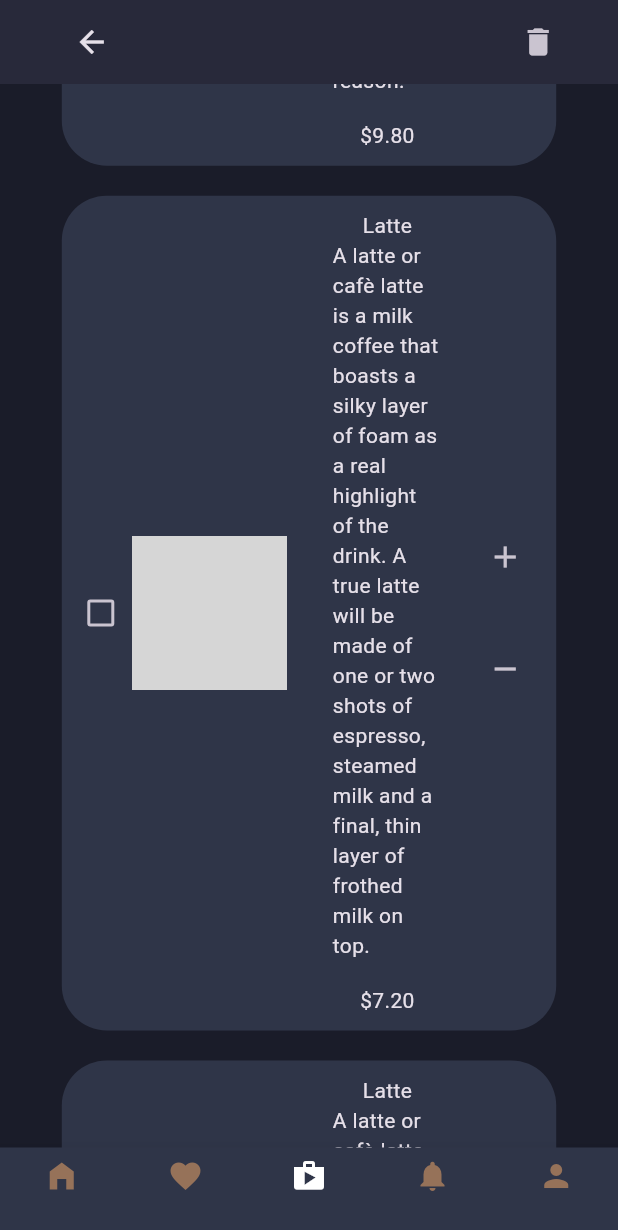
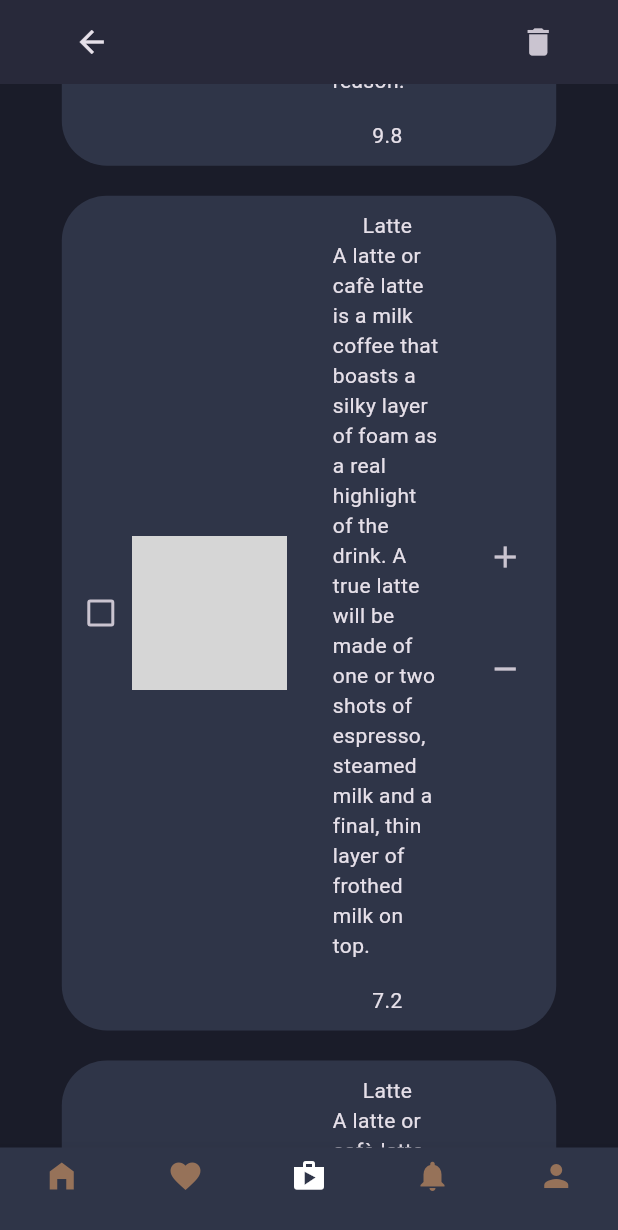
Before and after one commit to CSI-Trainee-2024/Task_5_Sparsh, a Flutter app: the Landing screen opened directly, item 3 of the bottom bar chosen, scrolled down 2304 dp, on a phone screen of 412 x 824 dp. Shown: the top 1230 px of the screen. Run offline on Flutter 3.47's test engine with Material 3 defaults, Android fonts, the phone set to English and light mode, and no system bars; our stand-ins replace google_fonts; network calls fail; grey boxes are pictures that could not be loaded.

Commit message:
Price according to quantity added and details page ui completed

```diff
--- a/lib/constants/coffees.dart
+++ b/lib/constants/coffees.dart
@@ -7,7 +7,7 @@ List<CoffeeModel> coffees = [
       coffeeType: "Espresso",
       coffeeDesc:
           "Espresso is a delicious concentrated form of coffee, served in shots. It's often the coffee base of many other beverages, such as cappuccino, latte, americano and macchiato. An espresso is intense and bold, but nonetheless delicious, and usually served in small demitasse-style cups for this reason.",
-      price: "\$4.20",
+      price: 4.20,
       coffeName: "Chocolate Coffee",
       coffeeMake: "With Milk",
       rosted: "Medium Rosted"),
@@ -17,7 +17,7 @@ List<CoffeeModel> coffees = [
       coffeeType: "Espresso",
       coffeeDesc:
           "Espresso is a delicious concentrated form of coffee, served in shots. It's often the coffee base of many other beverages, such as cappuccino, latte, americano and macchiato. An espresso is intense and bold, but nonetheless delicious, and usually served in small demitasse-style cups for this reason.",
-      price: "\$5.80",
+      price: 5.80,
       coffeName: "Chocolate Coffee",
       coffeeMake: "With Oat Milk",
       rosted: "Light Rosted"),
@@ -27,7 +27,7 @@ List<CoffeeModel> coffees = [
       coffeeType: "Espresso",
       coffeeDesc:
           "Espresso is a delicious concentrated form of coffee, served in shots. It's often the coffee base of many other beverages, such as cappuccino, latte, americano and macchiato. An espresso is intense and bold, but nonetheless delicious, and usually served in small demitasse-style cups for this reason.",
-      price: "\$9.80",
+      price: 9.80,
       coffeName: "Chocolate Coffee",
       coffeeMake: "With Almond Milk",
       rosted: "Medium Rosted"),
@@ -37,7 +37,7 @@ List<CoffeeModel> coffees = [
       coffeeType: "Latte",
       coffeeDesc:
           "A latte or cafè latte is a milk coffee that boasts a silky layer of foam as a real highlight of the drink. A true latte will be made of one or two shots of espresso, steamed milk and a final, thin layer of frothed milk on top.",
-      price: "\$7.20",
+      price: 7.20,
       coffeName: "Chocolate Coffee",
       coffeeMake: "With Almond Milk",
       rosted: "Medium Rosted"),
@@ -47,7 +47,7 @@ List<CoffeeModel> coffees = [
       coffeeType: "Latte",
       coffeeDesc:
           "A latte or cafè latte is a milk coffee that boasts a silky layer of foam as a real highlight of the drink. A true latte will be made of one or two shots of espresso, steamed milk and a final, thin layer of frothed milk on top.",
-      price: "\$5.20",
+      price: 5.20,
       coffeName: "Chocolate Coffee",
       coffeeMake: "With Milk",
       rosted: "Medium Rosted"),
@@ -57,7 +57,7 @@ List<CoffeeModel> coffees = [
       coffeeType: "Latte",
       coffeeDesc:
           "A latte or cafè latte is a milk coffee that boasts a silky layer of foam as a real highlight of the drink. A true latte will be made of one or two shots of espresso, steamed milk and a final, thin layer of frothed milk on top.",
-      price: "\$5.80",
+      price: 5.80,
       coffeName: "Chocolate Coffee",
       coffeeMake: "With Oat Milk",
       rosted: "High Rosted"),
@@ -67,7 +67,7 @@ List<CoffeeModel> coffees = [
       coffeeType: "Cappuccino",
       coffeeDesc:
           "A cappuccino is a beloved espresso-based hot coffee drink made with layering of espresso, steamed milk, and milk foam on top. The taste of cappuccinos can be described as creamy, smooth, and balanced. The combination of flavors and textures creates a delightful and comforting experience for many coffee enthusiasts.",
-      price: "\$5.80",
+      price: 5.80,
       coffeName: "Chocolate Coffee",
       coffeeMake: "With Oat Milk",
       rosted: "High Rosted"),
@@ -77,7 +77,7 @@ List<CoffeeModel> coffees = [
       coffeeType: "Cappuccino",
       coffeeDesc:
           "A cappuccino is a beloved espresso-based hot coffee drink made with layering of espresso, steamed milk, and milk foam on top. The taste of cappuccinos can be described as creamy, smooth, and balanced. The combination of flavors and textures creates a delightful and comforting experience for many coffee enthusiasts.",
-      price: "\$8.80",
+      price: 8.80,
       coffeName: "Chocolate Coffee",
       coffeeMake: "With Almond Milk",
       rosted: "Medium Rosted"),
@@ -87,7 +87,7 @@ List<CoffeeModel> coffees = [
       coffeeType: "Cappuccino",
       coffeeDesc:
           "A cappuccino is a beloved espresso-based hot coffee drink made with layering of espresso, steamed milk, and milk foam on top. The taste of cappuccinos can be described as creamy, smooth, and balanced. The combination of flavors and textures creates a delightful and comforting experience for many coffee enthusiasts.",
-      price: "\$3.80",
+      price: 3.80,
       coffeName: "Chocolate Coffee",
       coffeeMake: "With Milk",
       rosted: "Medium Rosted"),
@@ -97,7 +97,7 @@ List<CoffeeModel> coffees = [
       coffeeType: "Cafetiere",
       coffeeDesc:
           "a glass container for making coffee, in which hot water is poured onto coffee and then a filter (= net) is pushed down into the container to keep the solids at the bottom.",
-      price: "\$3.80",
+      price: 3.80,
       coffeName: "Chocolate Coffee",
       coffeeMake: "With Milk",
       rosted: "Medium Rosted"),
@@ -107,7 +107,7 @@ List<CoffeeModel> coffees = [
       coffeeType: "Cafetiere",
       coffeeDesc:
           "a glass container for making coffee, in which hot water is poured onto coffee and then a filter (= net) is pushed down into the container to keep the solids at the bottom.",
-      price: "\$5.80",
+      price: 5.80,
       coffeName: "Chocolate Coffee",
       coffeeMake: "With Oat Milk",
       rosted: "Medium Rosted"),
@@ -117,7 +117,7 @@ List<CoffeeModel> coffees = [
       coffeeType: "Cafetiere",
       coffeeDesc:
           "a glass container for making coffee, in which hot water is poured onto coffee and then a filter (= net) is pushed down into the container to keep the solids at the bottom.",
-      price: "\$9.80",
+      price: 9.80,
       coffeName: "Chocolate Coffee",
       coffeeMake: "With Almond Milk",
       rosted: "Medium Rosted"),
--- a/lib/models/coffee_model.dart
+++ b/lib/models/coffee_model.dart
@@ -5,7 +5,7 @@ class CoffeeModel {
   String coffeeMake;
   String coffeName;
   String rosted;
-  String price;
+  double price;
 
   CoffeeModel(
       {required this.imageUrl,
--- a/lib/shared/coffee_card.dart
+++ b/lib/shared/coffee_card.dart
@@ -40,7 +40,7 @@ class CoffeeCard extends StatelessWidget {
             Row(
               mainAxisAlignment: MainAxisAlignment.spaceBetween,
               children: [
-                Text(coffeeModel.price),
+                Text(coffeeModel.price.toString()),
                 Container(
                   padding: const EdgeInsets.all(10),
                   decoration: const BoxDecoration(
--- a/lib/shared/shopping_card.dart
+++ b/lib/shared/shopping_card.dart
@@ -56,7 +56,7 @@ class ShoppingCard extends StatelessWidget {
                   SizedBox(
                     height: screenHeight * 0.02,
                   ),
-                  Text(coffeeModel.price)
+                  Text(coffeeModel.price.toString())
                 ],
               ),
             ),
```
Also changed, not shown: lib/Pages/details.dart (+53 -17 lines).
